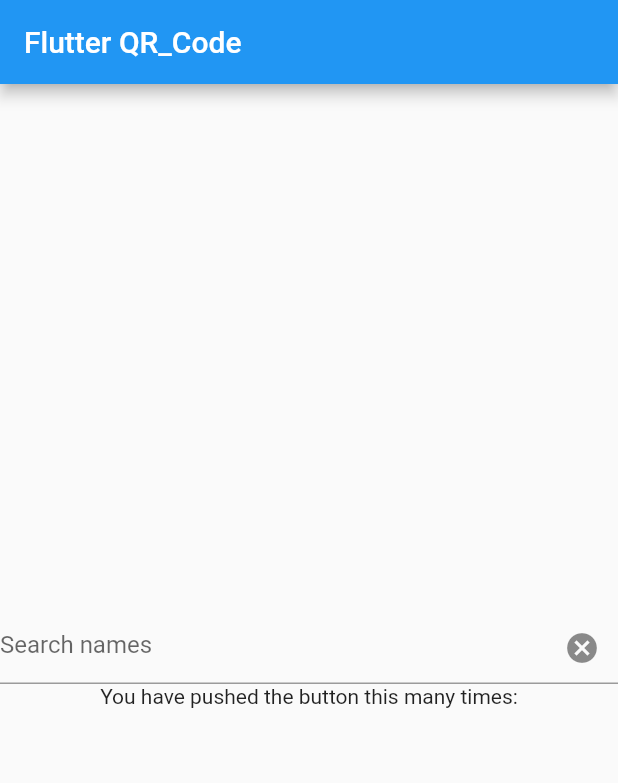
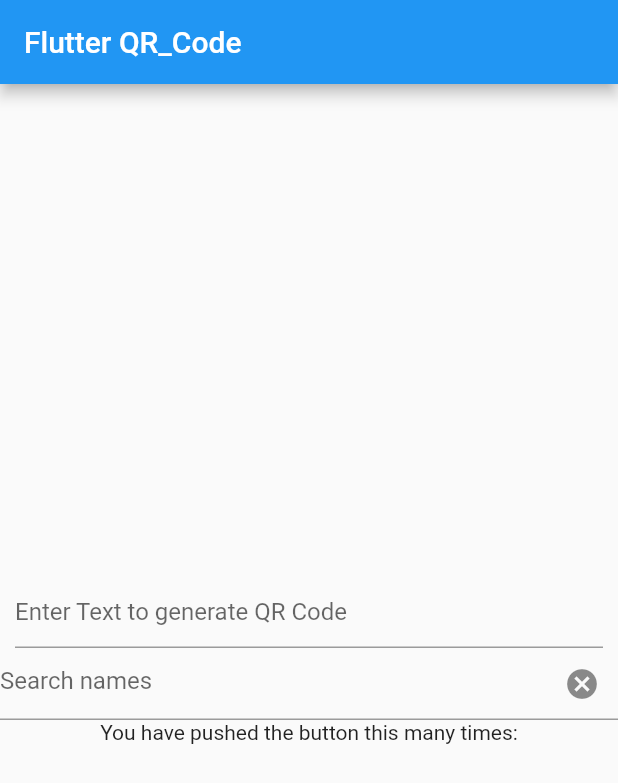
Before and after one commit to ClementPeter/flutter_qrcode, a Flutter app: the screen it shows after launch, on a phone screen of 412 x 824 dp. Shown: the top 783 px of the screen. Run offline on Flutter 3.47's test engine with Material 2 defaults, Android fonts, the phone set to English and light mode, and no system bars; statements that could not run were skipped.

```diff
--- a/lib/main.dart
+++ b/lib/main.dart
@@ -1,4 +1,6 @@
 import 'package:flutter/material.dart';
+// import 'package:barcode_widget/barcode_widget.dart';
+// import 'package:flutter_barcode_scanner/flutter_barcode_scanner.dart';
 
 void main() {
   runApp(const MyApp());
@@ -28,7 +30,10 @@ class MyHomePage extends StatefulWidget {
   State<MyHomePage> createState() => _MyHomePageState();
 }
 
+
+
 class _MyHomePageState extends State<MyHomePage> {
+  TextEditingController _controller = TextEditingController();
   @override
   Widget build(BuildContext context) {
     return Scaffold(
@@ -39,6 +44,22 @@ class _MyHomePageState extends State<MyHomePage> {
         child: Column(
           mainAxisAlignment: MainAxisAlignment.center,
           children: <Widget>[
+                     Container(
+            width: MediaQuery.of(context).size.width,
+            padding: const EdgeInsets.symmetric(horizontal: 10),
+            decoration: BoxDecoration(
+              borderRadius: BorderRadius.circular(8),
+              color: const Colors.grey
+
+            ),
+            child: TextFormField(
+              controller: _controller,
+              decoration: const InputDecoration(
+                hintText: "Enter Text to generate QR Code",
+                focusedBorder: InputBorder.none,
+              ),
+            ),
+          ),
             TextField(
               onChanged: ((value) {
                 //print(":::::::::::::::::::onchanged value $value");
--- a/pubspec.yaml
+++ b/pubspec.yaml
@@ -36,6 +36,8 @@ dependencies:
   # The following adds the Cupertino Icons font to your application.
   # Use with the CupertinoIcons class for iOS style icons.
   cupertino_icons: ^1.0.2
+  barcode_widget: ^2.0.3
+  flutter_barcode_scanner: ^2.0.0
 
 dev_dependencies:
   flutter_test:
```
Also changed, not shown: pubspec.lock.
